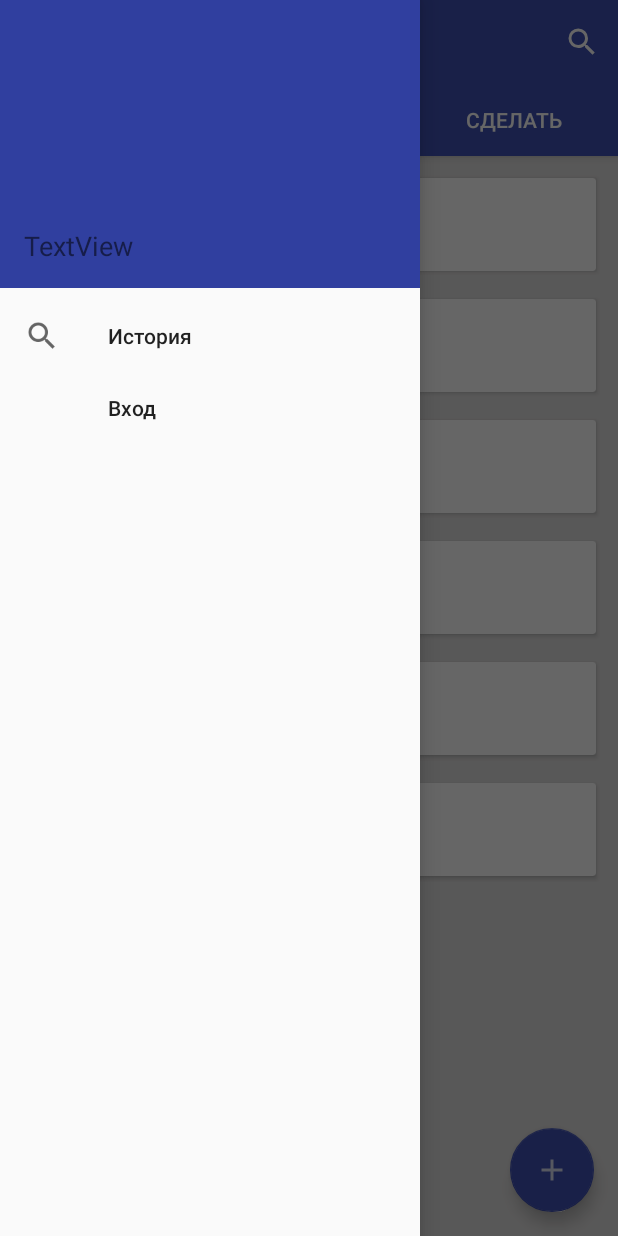
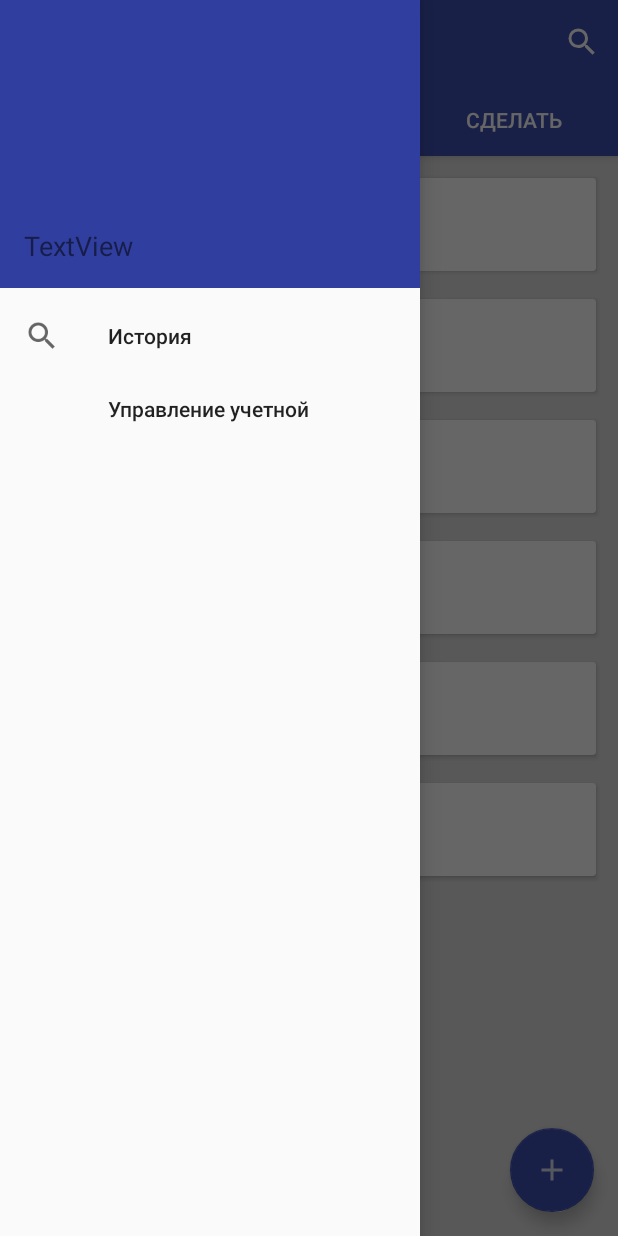
Before and after one commit to Metaphizik/android-client, an Android app: the screen it shows after launch (MainActivity), with the side drawer open, on a phone screen of 412 x 824 dp. Run offline under Robolectric (Android 15) with nearby library versions, the phone set to English and light mode, and no system bars; libraries missing offline, so code that uses them is left out: org.springframework.http, org.springframework.web.

Commit message:
Chqnge Enter button to Manage account

```diff
--- a/app/src/main/java/com/example/metaphizik/design/auth/EmailPasswordActivity.java
+++ b/app/src/main/java/com/example/metaphizik/design/auth/EmailPasswordActivity.java
@@ -86,8 +86,8 @@ public class EmailPasswordActivity extends BaseActivity implements
     public void onStart() {
         super.onStart();
         // Check if user is signed in (non-null) and update UI accordingly.
-        FirebaseUser currentUser = mAuth.getCurrentUser();
-        updateUI(currentUser);
+        //FirebaseUser currentUser = mAuth.getCurrentUser();
+        updateUI(null);
     }
     // [END on_start_check_user]
 
@@ -180,6 +180,7 @@ public class EmailPasswordActivity extends BaseActivity implements
         // Send verification email
         // [START send_email_verification]
         final FirebaseUser user = mAuth.getCurrentUser();
+        if (user != null) {
             user.sendEmailVerification()
                     .addOnCompleteListener(this, new OnCompleteListener<Void>() {
                         @Override
@@ -201,6 +202,7 @@ public class EmailPasswordActivity extends BaseActivity implements
                             // [END_EXCLUDE]
                         }
                     });
+        }
         // [END send_email_verification]
     }
 
--- a/app/src/main/res/menu/menu_navigation.xml
+++ b/app/src/main/res/menu/menu_navigation.xml
@@ -9,7 +9,7 @@
 
     <item
         android:id="@+id/login"
-        android:title="Вход"
+        android:title="@string/enterMenuItem"
         android:orderInCategory="1"/>
 
 </menu>
--- a/app/src/main/res/values/strings.xml
+++ b/app/src/main/res/values/strings.xml
@@ -8,6 +8,8 @@
     <string name="tab_item_ideas"> Идеи</string>
     <string name="tab_item_todo"> Сделать</string>
     <string name="tab_item_birthdays"> Дни рождения</string>
+
+    <string name="enterMenuItem">Управление учетной записью</string>
 
     <!-- Auth-->
     <string name="label_emailpassword">Email/Password Authentication</string>
@@ -46,4 +48,5 @@
     <string name="id_fmt">User ID: %s</string>
     <string name="email_fmt">Email: %s</string>
     <string name="mail">TextView</string>
+
 </resources>
```
Lines whose indentation alone changed are shown as unchanged.
